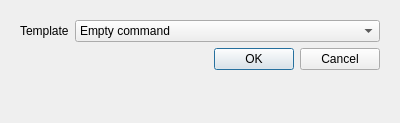
Above: gui/Add-Block-Dialog.ui from KitKod/SIP-p-Draw-Client before the change. Below: the same form after it.
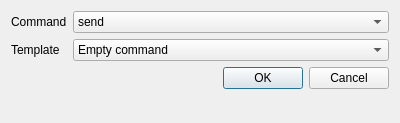
That is the form after the change.

Commit message: Change add block logic

The edit to the form file:
```diff
--- a/gui/Add-Block-Dialog.ui
+++ b/gui/Add-Block-Dialog.ui
@@ -37,45 +37,8 @@
   <property name="modal">
    <bool>true</bool>
   </property>
-  <layout class="QGridLayout" name="gridLayout">
-   <property name="sizeConstraint">
-    <enum>QLayout::SetDefaultConstraint</enum>
-   </property>
-   <item row="0" column="0">
-    <widget class="QStackedWidget" name="stackedw_add_block_dialog">
-     <property name="currentIndex">
-      <number>0</number>
-     </property>
-     <widget class="QWidget" name="page_add_recv_send_block">
       <layout class="QFormLayout" name="formLayout">
        <item row="0" column="0">
-        <widget class="QLabel" name="label">
-         <property name="text">
-          <string>Template</string>
-         </property>
-        </widget>
-       </item>
-       <item row="0" column="1">
-        <widget class="QComboBox" name="comboBox_template_recv_send_block">
-         <item>
-          <property name="text">
-           <string>Empty command</string>
-          </property>
-         </item>
-        </widget>
-       </item>
-       <item row="1" column="1">
-        <widget class="QDialogButtonBox" name="buttonBox_recv_send_block">
-         <property name="standardButtons">
-          <set>QDialogButtonBox::Cancel|QDialogButtonBox::Ok</set>
-         </property>
-        </widget>
-       </item>
-      </layout>
-     </widget>
-     <widget class="QWidget" name="page_add_action_block">
-      <layout class="QFormLayout" name="formLayout_2">
-       <item row="0" column="0">
         <widget class="QLabel" name="label_2">
          <property name="text">
           <string>Command</string>
@@ -83,7 +46,17 @@
         </widget>
        </item>
        <item row="0" column="1">
-        <widget class="QComboBox" name="comboBox_command_action_block">
+    <widget class="QComboBox" name="comboBox_command">
+     <item>
+      <property name="text">
+       <string>send</string>
+      </property>
+     </item>
+     <item>
+      <property name="text">
+       <string>recv</string>
+      </property>
+     </item>
          <item>
           <property name="text">
            <string>nop</string>
@@ -103,24 +76,20 @@
          </property>
         </widget>
        </item>
+   <item row="3" column="0" colspan="2">
+    <widget class="QDialogButtonBox" name="buttonBox_add_block">
+     <property name="standardButtons">
+      <set>QDialogButtonBox::Cancel|QDialogButtonBox::Ok</set>
+     </property>
+    </widget>
+   </item>
        <item row="1" column="1">
-        <widget class="QComboBox" name="comboBox_template_action_block">
+    <widget class="QComboBox" name="comboBox_cmd_template">
          <item>
           <property name="text">
            <string>Empty command</string>
           </property>
          </item>
-        </widget>
-       </item>
-       <item row="2" column="1">
-        <widget class="QDialogButtonBox" name="buttonBox_action_block">
-         <property name="standardButtons">
-          <set>QDialogButtonBox::Cancel|QDialogButtonBox::Ok</set>
-         </property>
-        </widget>
-       </item>
-      </layout>
-     </widget>
     </widget>
    </item>
   </layout>
```
Lines whose indentation alone changed are shown as unchanged. The commit also changes 7 other files.
